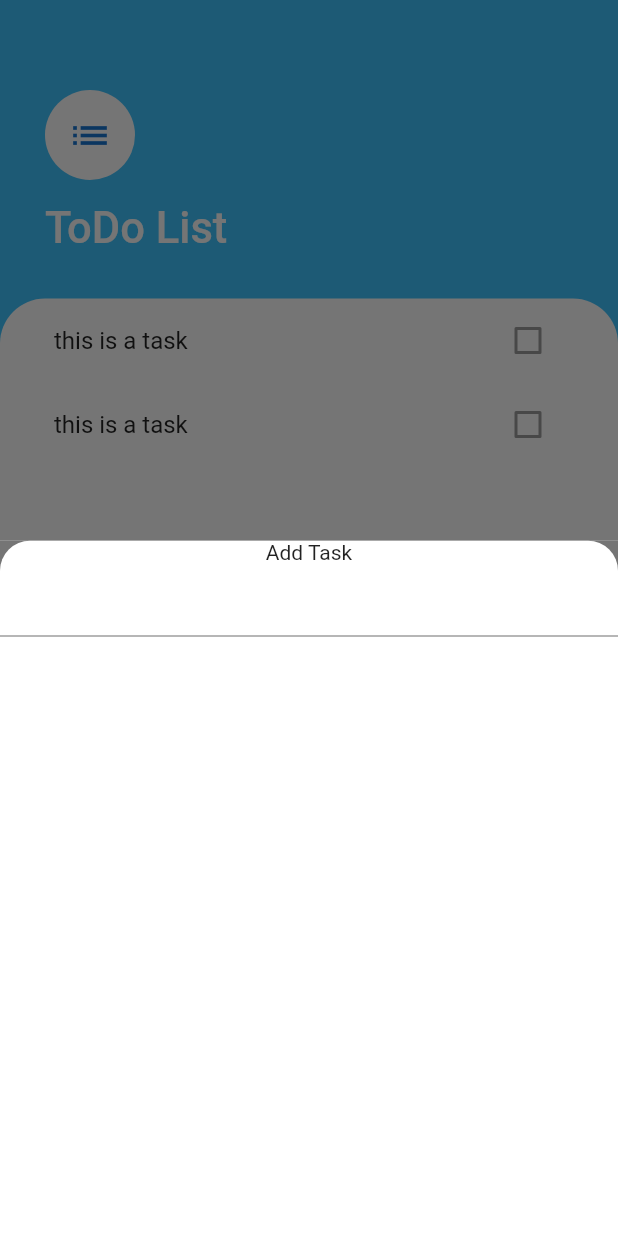
After one commit to FahimMuntashir/ToDoApp-FlutterUI, a Flutter app: the screen it shows after launch, after a tap on the "add" icon, on a phone screen of 412 x 824 dp. The commit adds this screen. Run offline on Flutter 3.47's test engine with Material 2 defaults, Android fonts, the phone set to English and light mode, and no system bars.

Commit message:
update Add Task Screen

```diff
--- /dev/null
+++ b/lib/screens/add_task_screen.dart
@@ -0,0 +1,28 @@
+import 'package:flutter/material.dart';
+
+class AddTaskScreen extends StatelessWidget {
+  @override
+  Widget build(BuildContext context) {
+    return Container(
+      color: Color(0xFF757575),
+      child: Container(
+        decoration: BoxDecoration(
+          color: Colors.white,
+          borderRadius: BorderRadius.only(
+            topLeft: Radius.circular(20.0),
+            topRight: Radius.circular(20.0),
+          )
+        ),
+        child: Column(
+          children: <Widget>[
+            Text('Add Task'),
+            TextField(),
+            FlatButton(),
+          ],
+        ),
+      ),
+
+
+    );
+  }
+}
--- a/lib/screens/task_screen.dart
+++ b/lib/screens/task_screen.dart
@@ -1,20 +1,20 @@
 import 'package:flutter/cupertino.dart';
 import 'package:flutter/material.dart';
 import 'package:app/widgets/tasks_list.dart';
+import 'package:app/screens/add_task_screen.dart';
 
 
 
 
 class TaskScreen extends StatelessWidget {
-  Widget buildBottomSheet(BuildContext context){
-    return Container();
-  }
+  Widget buildBottomSheet(BuildContext context)=>Container();
+
   @override
   Widget build(BuildContext context) {
     return Scaffold(
       floatingActionButton: FloatingActionButton(
         onPressed: (){
-          showModalBottomSheet(context: context, builder: )
+          showModalBottomSheet(context: context,builder: (context) => AddTaskScreen());
         },
         backgroundColor: Colors.lightBlueAccent,
         child: Icon(
```
